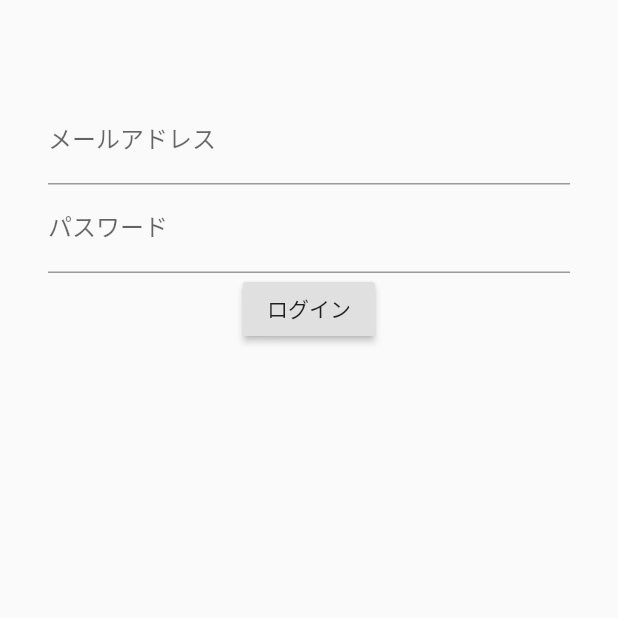
After one commit to startup-technology/diet_recipe_flutter, a Flutter app: the screen it shows after launch, after a tap on "ログイン", on a phone screen of 412 x 824 dp, the top half of it. The commit adds this screen. Run offline on Flutter 3.47's test engine with Material 2 defaults, Android fonts, the phone set to English and light mode, and no system bars; our stand-ins replace firebase_auth, flutter_calendar_carousel, fluttertoast, share; accounts and stored records are empty; network calls fail.

Commit message:
[Add] ログイン画面追加

```diff
--- a/lib/pages/height_input.dart
+++ b/lib/pages/height_input.dart
@@ -46,6 +46,12 @@ class HeightInputPage extends StatelessWidget {
               Navigator.pushNamed(context, '/entry_user');
             },
           ),
+          RaisedButton(
+            child: Text('ログイン'),
+            onPressed: () {
+              Navigator.pushNamed(context, '/login');
+            },
+          ),
         ],
       )),
     );
--- /dev/null
+++ b/lib/pages/login.dart
@@ -0,0 +1,77 @@
+import 'package:flutter/material.dart';
+import 'package:firebase_auth/firebase_auth.dart';
+
+class LoginPage extends StatefulWidget {
+  @override
+  _LoginPageState createState() => _LoginPageState();
+}
+
+class _LoginPageState extends State<LoginPage> {
+  // 入力されたメールアドレス
+  String newUserEmail = "";
+  // 入力されたパスワード
+  String newUserPassword = "";
+  // 入力されたメールアドレス（ログイン）
+  String loginUserEmail = "";
+  // 入力されたパスワード（ログイン）
+  String loginUserPassword = "";
+  // 登録・ログインに関する情報を表示
+  String infoText = "";
+  @override
+  Widget build(BuildContext context) {
+    return Scaffold(
+      body: Center(
+        child: Container(
+          padding: EdgeInsets.all(32),
+          child: Column(
+            children: <Widget>[
+              Container(height: 32),
+              TextFormField(
+                decoration: InputDecoration(labelText: "メールアドレス"),
+                onChanged: (String value) {
+                  setState(() {
+                    loginUserEmail = value;
+                  });
+                },
+              ),
+              TextFormField(
+                decoration: InputDecoration(labelText: "パスワード"),
+                obscureText: true,
+                onChanged: (String value) {
+                  setState(() {
+                    loginUserPassword = value;
+                  });
+                },
+              ),
+              RaisedButton(
+                onPressed: () async {
+                  try {
+                    // メール/パスワードでログイン
+                    final FirebaseAuth auth = FirebaseAuth.instance;
+                    final AuthResult result =
+                        await auth.signInWithEmailAndPassword(
+                      email: loginUserEmail,
+                      password: loginUserPassword,
+                    );
+                    // ログインに成功した場合
+                    final FirebaseUser user = result.user;
+                    setState(() {
+                      infoText = "ログインOK：${user.email}";
+                    });
+                  } catch (e) {
+                    // ログインに失敗した場合
+                    setState(() {
+                      infoText = "ログインNG：${e.message}";
+                    });
+                  }
+                },
+                child: Text("ログイン"),
+              ),
+              Text(infoText),
+            ],
+          ),
+        ),
+      ),
+    );
+  }
+}
--- a/lib/routes.dart
+++ b/lib/routes.dart
@@ -7,6 +7,7 @@ import 'package:dietrecipeflutter/pages/setting.dart';
 import 'package:dietrecipeflutter/pages/calendar.dart';
 import 'package:dietrecipeflutter/pages/day_result.dart';
 import 'package:dietrecipeflutter/pages/entry_user.dart';
+import 'package:dietrecipeflutter/pages/login.dart';
 
 final routes = {
   '/': (BuildContext context) => HeightInputPage(),
@@ -17,4 +18,5 @@ final routes = {
   '/setting': (BuildContext context) => SettingPage(),
   '/day_result': (BuildContext context) => DayResultPage(),
   '/entry_user': (BuildContext context) => EntryUserPage(),
+  '/login': (BuildContext context) => LoginPage(),
 };
```
